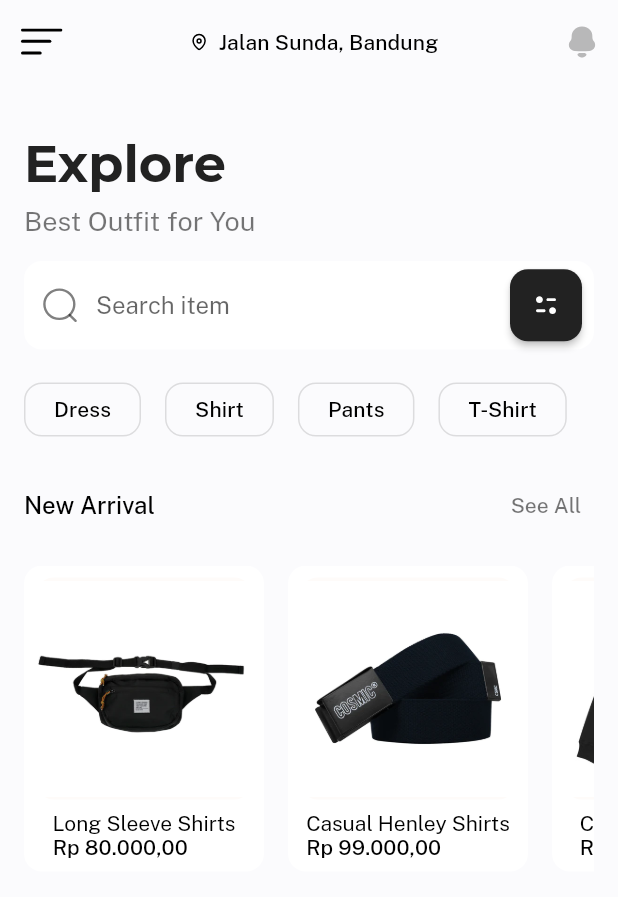
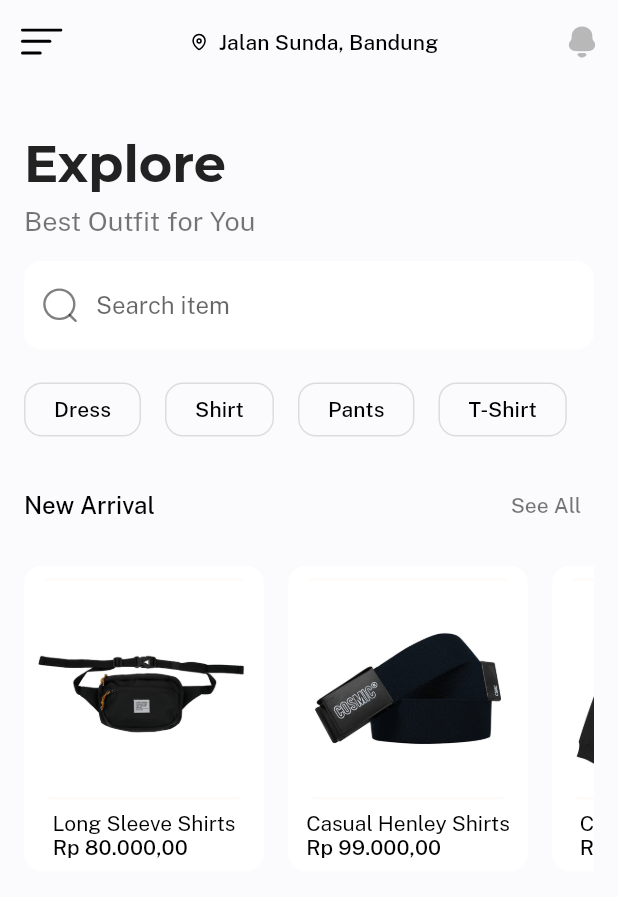
Before and after one commit to cavinhartono/clothing-flutter, a Flutter app: the screen it shows after launch, on a phone screen of 412 x 824 dp. Shown: the top 897 px of the screen. Run offline on Flutter 3.47's test engine with Material 2 defaults, Android fonts, the light colour scheme and no system bars; our stand-ins replace flutter_svg.

Commit message:
Edit homepage

```diff
--- a/lib/compoments/search_form.dart
+++ b/lib/compoments/search_form.dart
@@ -22,22 +22,6 @@ class SearchForm extends StatelessWidget {
             padding: const EdgeInsets.all(12),
             child: SvgPicture.asset("assets/icons/Search.svg"),
           ), // Search
-          suffixIcon: Padding(
-            padding: const EdgeInsets.symmetric(horizontal: defaultPadding / 2),
-            child: SizedBox(
-              width: 48,
-              height: 48,
-              child: ElevatedButton(
-                onPressed: () {},
-                style: ElevatedButton.styleFrom(
-                    backgroundColor: black500,
-                    shape: const RoundedRectangleBorder(
-                        borderRadius: BorderRadius.all(
-                            Radius.circular(defaultBorderRadius)))),
-                child: SvgPicture.asset("assets/icons/Filter.svg"),
-              ), // Button
-            ),
-          ),
         ),
       ),
     );
```
